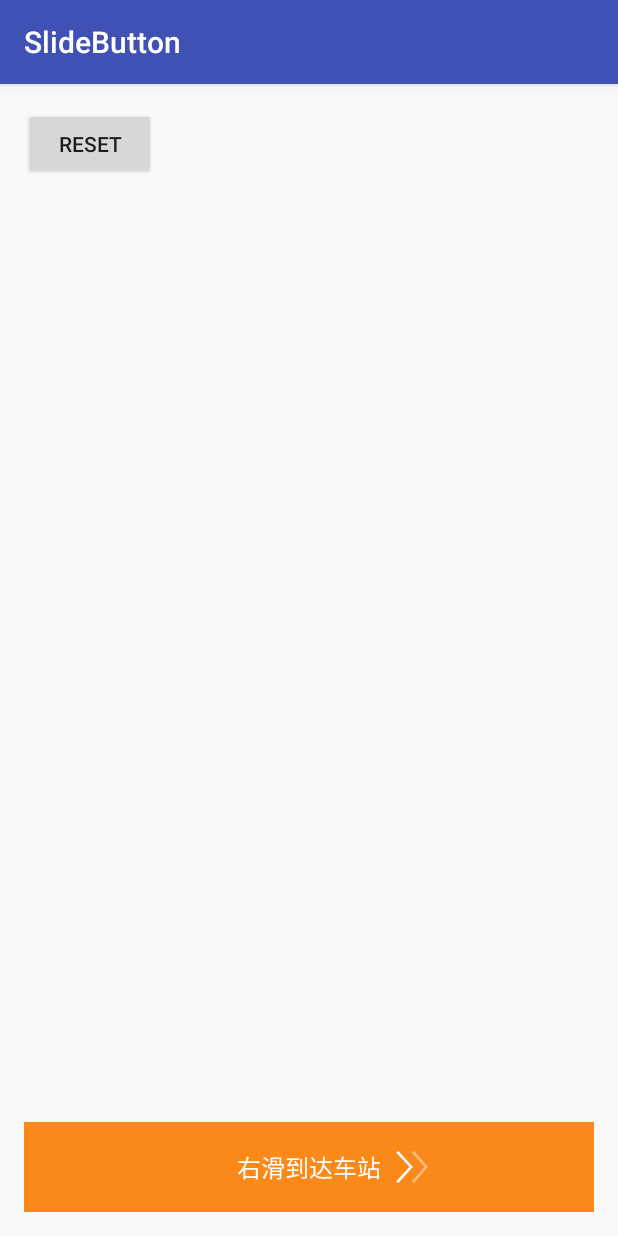
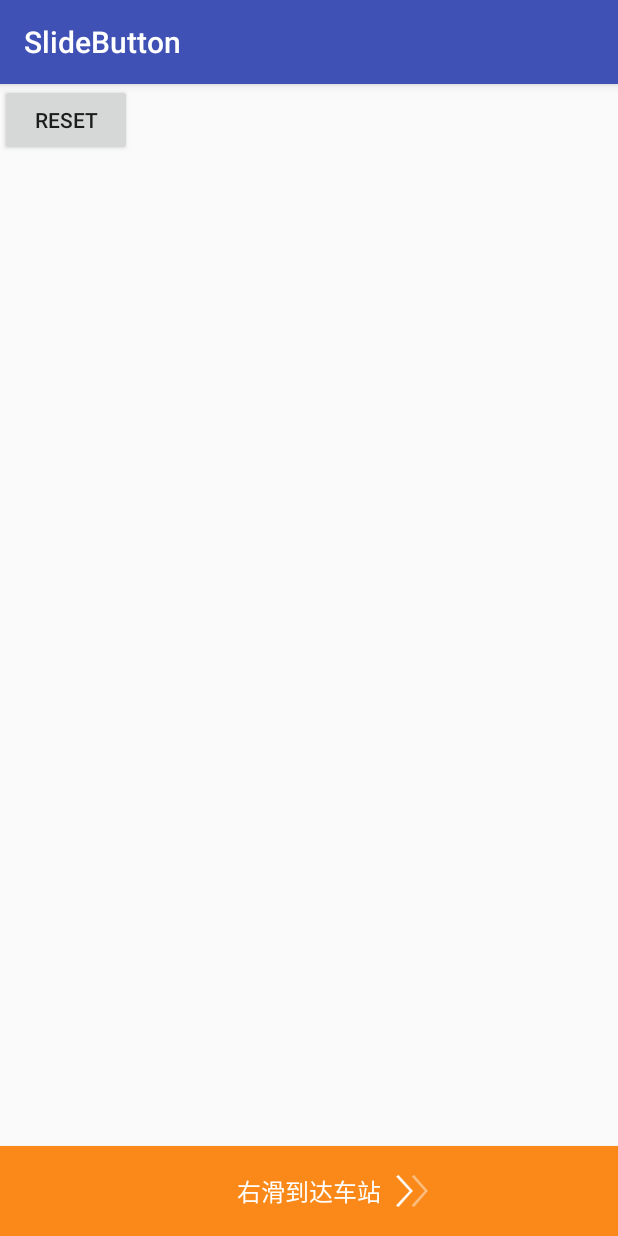
Before and after one commit to amylovesong/test_projects, an Android app: the screen it shows after launch (MainActivity), on a phone screen of 412 x 824 dp. Run offline under Robolectric (Android 15) with nearby library versions, the phone set to English and light mode, and no system bars; our stand-ins replace Shimmer.

Commit message:
Modify code by design

```diff
--- a/SlideButton/app/src/main/res/layout/activity_main.xml
+++ b/SlideButton/app/src/main/res/layout/activity_main.xml
@@ -4,10 +4,6 @@
     xmlns:app="http://schemas.android.com/apk/res-auto"
     android:layout_width="match_parent"
     android:layout_height="match_parent"
-    android:paddingBottom="@dimen/activity_vertical_margin"
-    android:paddingLeft="@dimen/activity_horizontal_margin"
-    android:paddingRight="@dimen/activity_horizontal_margin"
-    android:paddingTop="@dimen/activity_vertical_margin"
     tools:context="com.example.didi.slidebutton.MainActivity">
 
     <Button
```
Also changed, not shown: SlideButton/app/src/main/java/com/example/didi/slidebutton/SlideButton.java (+28 -23 lines).
